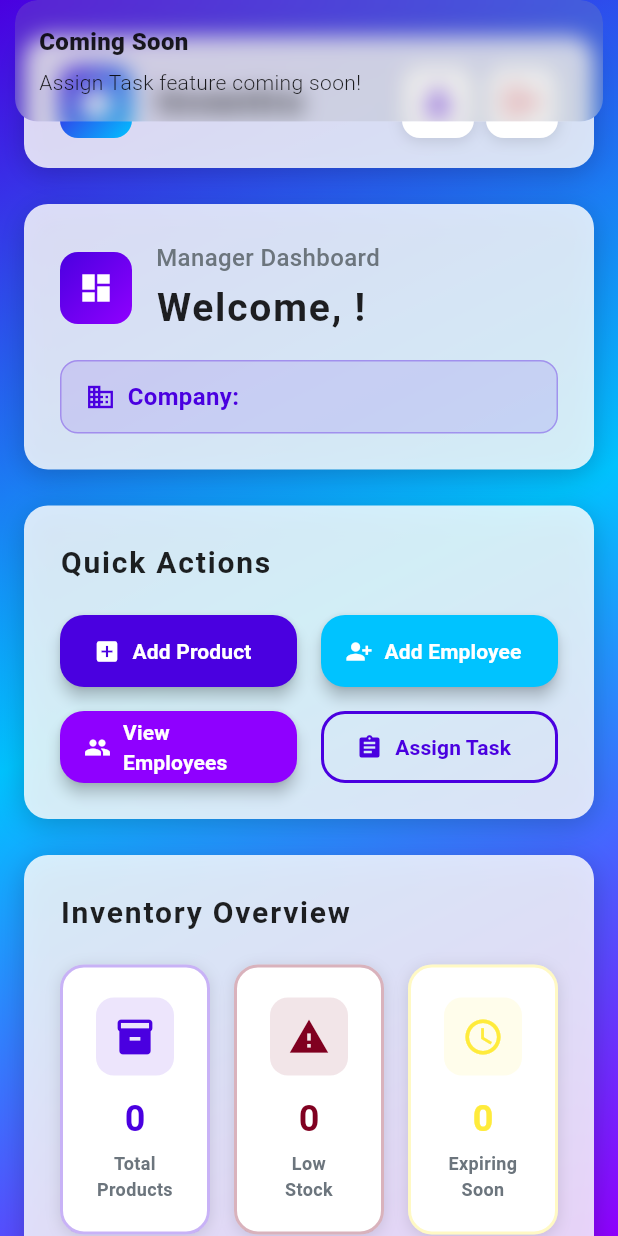
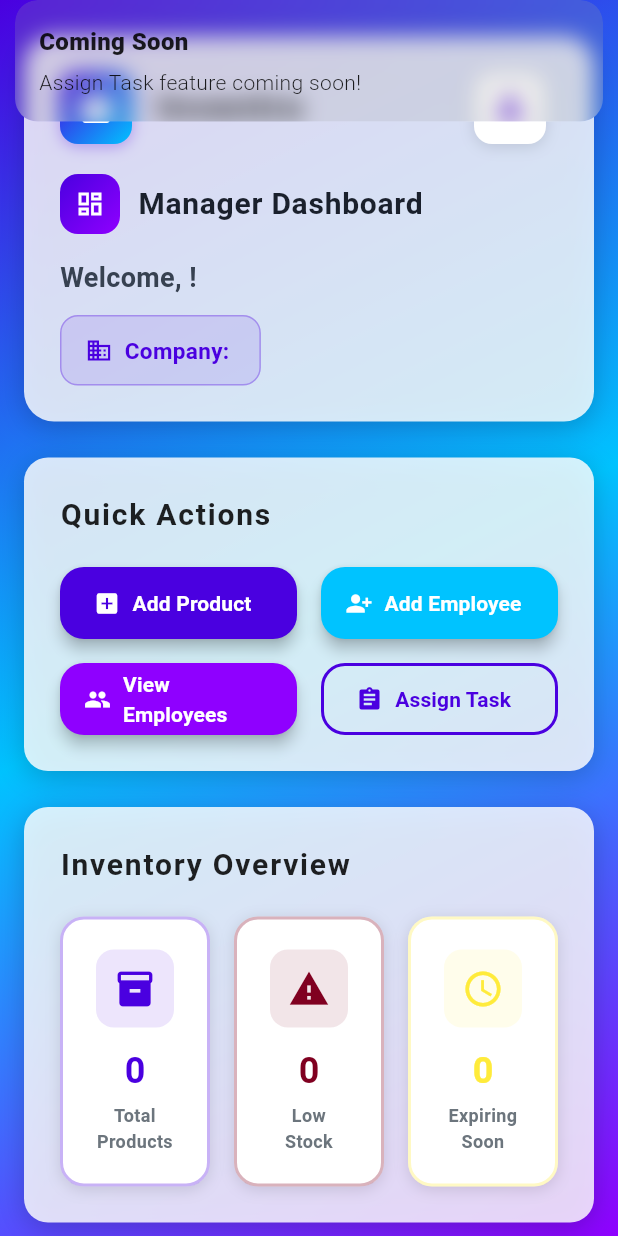
Before and after one commit to ishant9805/Inventro, a Flutter app: the ManagerDashboard screen opened by its route, after a tap on the "person" icon, after a tap on "Assign Task", on a phone screen of 412 x 824 dp. Run offline on Flutter 3.47's test engine with Material 3 defaults, Android fonts, the phone set to English and light mode, and no system bars; our stand-ins replace get, get_storage, shared_preferences; accounts and stored records are empty.

Commit message:
update the dashboard UI cards

```diff
--- a/lib/app/modules/auth/views/manager/dashboard.dart
+++ b/lib/app/modules/auth/views/manager/dashboard.dart
@@ -3,8 +3,7 @@ import 'package:flutter/material.dart';
 import 'package:get/get.dart';
 import '../../controller/auth_controller.dart';
 import '../../controller/dashboard_controller.dart';
-import 'widgets/dashboard_header.dart';
-import 'widgets/welcome_card.dart';
+import 'widgets/unified_dashboard_card.dart';
 import 'widgets/dashboard_actions.dart';
 import 'widgets/dashboard_stat_cards.dart';
 import 'widgets/product_grid.dart';
@@ -41,12 +40,8 @@ class ManagerDashboard extends StatelessWidget {
               child: Column(
                 crossAxisAlignment: CrossAxisAlignment.start,
                 children: [
-                  // Header with logo and profile
-                  DashboardHeader(authController: authController),
-                  const SizedBox(height: 24),
-
-                  // Welcome Card
-                  WelcomeCard(authController: authController),
+                  // Unified Header and Welcome Card
+                  UnifiedDashboardCard(authController: authController),
                   const SizedBox(height: 24),
 
                   // Quick Actions
--- /dev/null
+++ b/lib/app/modules/auth/views/manager/widgets/unified_dashboard_card.dart
@@ -0,0 +1,231 @@
+import 'package:flutter/material.dart';
+import 'package:get/get.dart';
+import 'package:inventro/app/modules/auth/controller/auth_controller.dart';
+import 'package:inventro/app/routes/app_routes.dart';
+
+class UnifiedDashboardCard extends StatelessWidget {
+  final AuthController authController;
+
+  const UnifiedDashboardCard({
+    super.key,
+    required this.authController,
+  });
+
+  @override
+  Widget build(BuildContext context) {
+    return Container(
+      width: double.infinity,
+      padding: const EdgeInsets.all(24),
+      decoration: BoxDecoration(
+        color: Colors.white.withAlpha(210),
+        borderRadius: BorderRadius.circular(20),
+        boxShadow: [
+          BoxShadow(
+            color: Colors.black.withAlpha(50),
+            blurRadius: 16,
+            offset: const Offset(0, 4),
+          ),
+        ],
+      ),
+      child: Column(
+        crossAxisAlignment: CrossAxisAlignment.start,
+        children: [
+          // Top row: Logo and action icons
+          _buildTopRow(),
+          const SizedBox(height: 20),
+
+          // Middle row: Dashboard title
+          _buildDashboardTitle(),
+          const SizedBox(height: 16),
+
+          // Bottom row: Welcome message and company info
+          _buildWelcomeSection(),
+        ],
+      ),
+    );
+  }
+
+  Widget _buildTopRow() {
+    return Row(
+      children: [
+        // App Logo/Icon
+        Container(
+          padding: const EdgeInsets.all(12),
+          decoration: BoxDecoration(
+            gradient: const LinearGradient(
+              colors: [Color(0xFF4A00E0), Color(0xFF00C3FF)],
+              begin: Alignment.topLeft,
+              end: Alignment.bottomRight,
+            ),
+            borderRadius: BorderRadius.circular(12),
+            boxShadow: [
+              BoxShadow(
+                color: const Color(0xFF4A00E0).withAlpha(76), // Equivalent to 30% opacity
+                blurRadius: 8,
+                offset: const Offset(0, 2),
+              ),
+            ],
+          ),
+          child: const Icon(
+            Icons.inventory_2,
+            color: Colors.white,
+            size: 24,
+          ),
+        ),
+        const SizedBox(width: 16),
+
+        // App Name
+        const Text(
+          'Inventro',
+          style: TextStyle(
+            fontSize: 24,
+            fontWeight: FontWeight.bold,
+            color: Colors.black87,
+            letterSpacing: 1.2,
+          ),
+        ),
+
+        const Spacer(),
+
+        // Profile Icon
+        Container(
+          decoration: BoxDecoration(
+            color: Colors.white,
+            borderRadius: BorderRadius.circular(12),
+            boxShadow: [
+              BoxShadow(
+                color: Colors.black.withAlpha(30),
+                blurRadius: 8,
+                offset: const Offset(0, 2),
+              ),
+            ],
+          ),
+          child: IconButton(
+            onPressed: () => Get.toNamed(AppRoutes.managerProfile),
+            icon: const Icon(
+              Icons.person,
+              color: Color(0xFF4A00E0),
+              size: 24,
+            ),
+            tooltip: "Profile",
+          ),
+        ),
+        const SizedBox(width: 8),
+     ],
+    );
+  }
+
+  Widget _buildDashboardTitle() {
+    return Row(
+      children: [
+        Container(
+          padding: const EdgeInsets.all(10),
+          decoration: BoxDecoration(
+            gradient: const LinearGradient(
+              colors: [Color(0xFF4A00E0), Color(0xFF8F00FF)],
+              begin: Alignment.topLeft,
+              end: Alignment.bottomRight,
+            ),
+            borderRadius: BorderRadius.circular(12),
+          ),
+          child: const Icon(
+            Icons.dashboard_outlined,
+            color: Colors.white,
+            size: 20,
+          ),
+        ),
+        const SizedBox(width: 12),
+        const Text(
+          'Manager Dashboard',
+          style: TextStyle(
+            fontSize: 20,
+            fontWeight: FontWeight.bold,
+            color: Color(0xFF1A202C),
+            letterSpacing: 0.5,
+          ),
+        ),
+      ],
+    );
+  }
+
+  Widget _buildWelcomeSection() {
+    return Column(
+      crossAxisAlignment: CrossAxisAlignment.start,
+      children: [
+        // Welcome message
+        Obx(() => Text(
+          'Welcome, ${authController.user.value?.name ?? "Manager"}!',
+          style: const TextStyle(
+            fontSize: 18,
+            fontWeight: FontWeight.w600,
+            color: Color(0xFF374151),
+          ),
+        )),
+
+        const SizedBox(height: 12),
+
+        // Company information
+        Obx(() => authController.user.value?.company != null
+          ? Container(
+              padding: const EdgeInsets.symmetric(horizontal: 16, vertical: 12),
+              decoration: BoxDecoration(
+                color: const Color(0xFF4A00E0).withOpacity(0.1),
+                borderRadius: BorderRadius.circular(12),
+                border: Border.all(
+                  color: const Color(0xFF4A00E0).withOpacity(0.3),
+                ),
+              ),
+              child: Row(
+                mainAxisSize: MainAxisSize.min,
+                children: [
+                  const Icon(
+                    Icons.business,
+                    color: Color(0xFF4A00E0),
+                    size: 18,
+                  ),
+                  const SizedBox(width: 8),
+                  Text(
+                    'Company: ${authController.user.value!.company!.name}',
+                    style: const TextStyle(
+                      fontSize: 15,
+                      color: Color(0xFF4A00E0),
+                      fontWeight: FontWeight.w600,
+                    ),
+                  ),
+                ],
+              ),
+            )
+          : Container(
+              padding: const EdgeInsets.symmetric(horizontal: 16, vertical: 12),
+              decoration: BoxDecoration(
+                color: Colors.orange.withOpacity(0.1),
+                borderRadius: BorderRadius.circular(12),
+                border: Border.all(
+                  color: Colors.orange.withOpacity(0.3),
+                ),
+              ),
+              child: Row(
+                mainAxisSize: MainAxisSize.min,
+                children: [
+                  Icon(
+                    Icons.warning_amber,
+                    color: Colors.orange.shade600,
+                    size: 18,
+                  ),
+                  const SizedBox(width: 8),
+                  const Text(
+                    'Company information not available',
+                    style: TextStyle(
+                      fontSize: 15,
+                      color: Colors.orange,
+                      fontWeight: FontWeight.w600,
+                    ),
+                  ),
+                ],
+              ),
+            ),
+        ),
+      ],
+    );
+  }
+}
```
